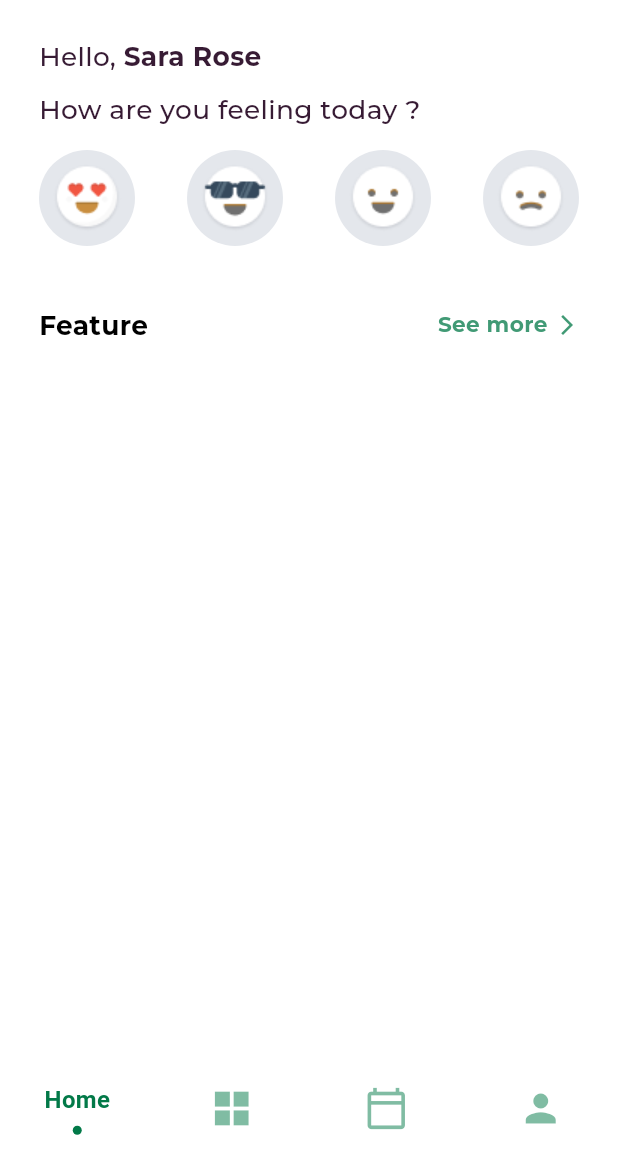
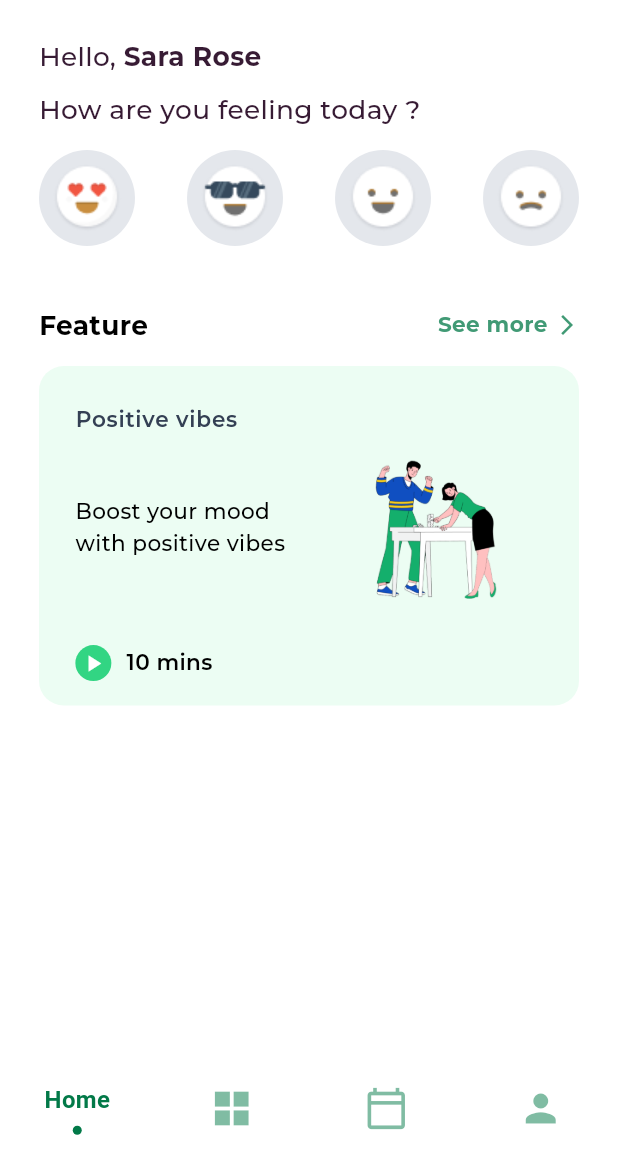
Before and after one commit to ElDaly15/MoodyUiApp, a Flutter app: the screen it shows after launch, on a phone screen of 412 x 824 dp, the part 75-1236 px from its top. Run offline on Flutter 3.47's test engine with Material 3 defaults, Android fonts, the light colour scheme and no system bars; drawn by our look-alikes of sliding_clipped_nav_bar; our stand-ins replace device_preview, font_awesome_flutter, get; project files that could hold a hidden picture were left out.

Commit message:
Add DevTools Configuration and Enhance Main View Features
- Introduce a new `devtools_options.yaml` file to manage Dart & Flutter DevTools settings, enhancing project documentation and extension configuration.
- Add a `CustomPlayIconButton` widget in the `main_view` feature, enhancing user interface with a play icon button styled for better user experience.
- Create a `FeatureMainItem` widget to display featured content in the main view, integrating a custom play icon button and an image asset for visual appeal.
- Update the `FeatureSection` widget to include the newly created `FeatureMainItem`, improving the layout and functionality of the feature section.
- Include a new image asset, "Walking the Dog.png", to enrich the visual content of the application.

```diff
--- /dev/null
+++ b/devtools_options.yaml
@@ -0,0 +1,3 @@
+description: This file stores settings for Dart & Flutter DevTools.
+documentation: https://docs.flutter.dev/tools/devtools/extensions#configure-extension-enablement-states
+extensions:
--- /dev/null
+++ b/lib/featuers/main_view/presentation/views/widgets/custom_play_icon_buttom.dart
@@ -0,0 +1,33 @@
+import 'package:flutter/material.dart';
+import 'package:moody/core/utils/style.dart';
+
+class CustomPlayIconButtom extends StatelessWidget {
+  const CustomPlayIconButtom({super.key});
+
+  @override
+  Widget build(BuildContext context) {
+    return Padding(
+      padding: const EdgeInsets.symmetric(horizontal: 16, vertical: 8),
+      child: Row(
+        children: [
+          const CircleAvatar(
+            radius: 12,
+            backgroundColor: Color(0xff32D583),
+            child: Icon(
+              Icons.play_arrow,
+              size: 18,
+              color: Colors.white,
+            ),
+          ),
+          const SizedBox(
+            width: 10,
+          ),
+          Text(
+            '10 mins',
+            style: Style.font18SemiBold(context),
+          ),
+        ],
+      ),
+    );
+  }
+}
--- /dev/null
+++ b/lib/featuers/main_view/presentation/views/widgets/feature_main_item.dart
@@ -0,0 +1,58 @@
+import 'package:flutter/material.dart';
+import 'package:moody/core/utils/imageAssets.dart';
+import 'package:moody/core/utils/style.dart';
+import 'package:moody/featuers/main_view/presentation/views/widgets/custom_play_icon_buttom.dart';
+
+class FeatureMainItem extends StatelessWidget {
+  const FeatureMainItem({super.key});
+
+  @override
+  Widget build(BuildContext context) {
+    var width = MediaQuery.of(context).size.width;
+    return Container(
+      padding: EdgeInsets.all(width * 0.02),
+      decoration: BoxDecoration(
+        color: const Color(0xffECFDF3),
+        borderRadius: BorderRadius.circular(width * 0.04),
+      ),
+      child: Column(
+        children: [
+          ListTile(
+            title: Padding(
+              padding: EdgeInsets.only(top: width * 0.02),
+              child: Text(
+                'Positive vibes',
+                style: Style.font18SemiBold(context)
+                    .copyWith(color: const Color(0xff344054)),
+              ),
+            ),
+            subtitle: Row(
+              children: [
+                SizedBox(
+                  width: width * 0.4,
+                  child: Text(
+                    'Boost your mood with positive vibes',
+                    style: Style.font18Medium(context),
+                  ),
+                ),
+                const Spacer(),
+                SizedBox(
+                  width: width * 0.3,
+                  child: AspectRatio(
+                    aspectRatio: 1 / 1,
+                    child: Image.asset(
+                      height: width * 0.25,
+                      width: width * 0.25,
+                      Assets.imagesWalkingtheDog,
+                    ),
+                  ),
+                ),
+              ],
+            ),
+          ),
+          const CustomPlayIconButtom(),
+        ],
+      ),
+    );
+  }
+}
--- a/lib/featuers/main_view/presentation/views/widgets/feauture_section.dart
+++ b/lib/featuers/main_view/presentation/views/widgets/feauture_section.dart
@@ -1,5 +1,10 @@
 import 'package:flutter/material.dart';
+import 'package:get/get_connect/http/src/utils/utils.dart';
+import 'package:moody/core/utils/imageAssets.dart';
+import 'package:moody/core/utils/style.dart';
+import 'package:moody/featuers/main_view/presentation/views/widgets/custom_play_icon_buttom.dart';
 import 'package:moody/featuers/main_view/presentation/views/widgets/custom_section_header.dart';
+import 'package:moody/featuers/main_view/presentation/views/widgets/feature_main_item.dart';
 
 class FeatureSection extends StatelessWidget {
   const FeatureSection({super.key});
@@ -11,6 +16,10 @@ class FeatureSection extends StatelessWidget {
         CustomSectionHeader(
           headerName: 'Feature',
         ),
+        SizedBox(
+          height: 15,
+        ),
+        FeatureMainItem(),
       ],
     );
   }
```
Also changed, not shown: assets/images/Walking the Dog.png.
